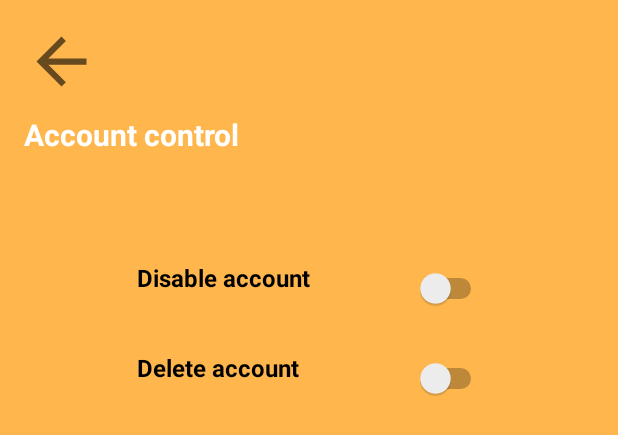
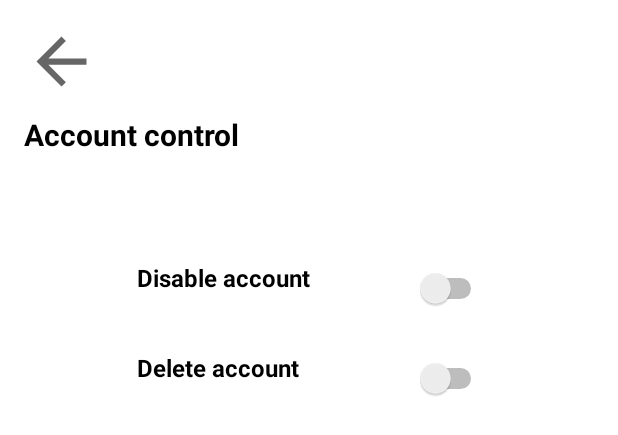
Before and after one commit to HoppaTeamSDA4/Finchild, an Android app: the layout activity_account_control.xml on its own in the app's theme, with its tools: preview values and no code run, on a phone screen of 412 x 824 dp. Shown: the top 435 px of the screen. Run offline under Robolectric (Android 15) with nearby library versions, the phone set to English and light mode, and no system bars.

Commit message:
Change color to design

```diff
--- a/app/src/main/res/values/colors.xml
+++ b/app/src/main/res/values/colors.xml
@@ -4,9 +4,9 @@
     <color name="colorPrimaryDark">#00574B</color>
     <color name="colorAccent">#D81B60</color>
 
-    <color name="colorTextTitle">#ffffff</color>
+    <color name="colorTextTitle">#000000</color>
     <color name="colorText">#000000</color>
-    <color name="colorBackground">#ffb74d</color>
+    <color name="colorBackground">#ffffff</color>
     <color name="colorTextButton">#000000</color>
     <color name="colorBackgroundEditText">#ffffff</color>
 
--- a/app/src/main/res/values/styles.xml
+++ b/app/src/main/res/values/styles.xml
@@ -1,7 +1,7 @@
 <resources>
 
     <!-- Base application theme. -->
-    <style name="AppTheme" parent="Theme.AppCompat.Light.NoActionBar">
+    <style name="AppTheme" parent="Theme.AppCompat.Light.DarkActionBar">
         <!-- Customize your theme here. -->
         <item name="colorPrimary">@color/colorPrimary</item>
         <item name="colorPrimaryDark">@color/colorPrimaryDark</item>
```
